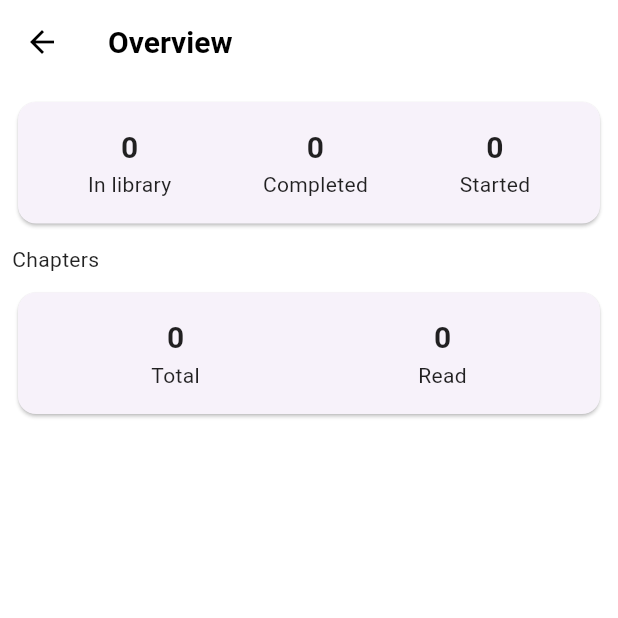
After one commit to BrumaMan/Yamimo, a Flutter app: the More screen opened directly, after a tap on "Overview", on a phone screen of 412 x 824 dp, the top half of it. The commit adds this screen. Run offline on Flutter 3.47's test engine with Material 2 defaults, Android fonts, the light colour scheme and no system bars; our stand-ins replace cached_network_image, flutter_cache_manager, flutter_switch, fluttertoast, hive_flutter, line_icons and 5 more; missing offline and left inert: android_intent_plus, auto_update, bottom_bar_page_transition, date_time_format, filesize, flutter_inappwebview and 3 more; accounts and stored records are empty.

Commit message:
feat: created overview screen with various stats

```diff
--- a/lib/more.dart
+++ b/lib/more.dart
@@ -1,4 +1,5 @@
 import 'package:first_app/about.dart';
+import 'package:first_app/overview.dart';
 import 'package:first_app/settings.dart';
 import 'package:flutter/material.dart';
 import 'package:flutter/cupertino.dart';
@@ -59,6 +60,17 @@ class _MoreState extends State<More> {
           //   thickness: 0.7,
           // ),
           ListTile(
+            title: Text('Overview'),
+            leading: Icon(Icons.bar_chart, color: Colors.blue[400]),
+            onTap: () {
+              Navigator.of(context).push(CupertinoPageRoute(
+                builder: (context) {
+                  return Overview();
+                },
+              ));
+            },
+          ),
+          ListTile(
             title: Text('Settings'),
             leading: Icon(Icons.settings_outlined, color: Colors.blue[400]),
             onTap: () {
--- /dev/null
+++ b/lib/overview.dart
@@ -0,0 +1,165 @@
+import 'package:flutter/material.dart';
+import 'package:hive_flutter/hive_flutter.dart';
+
+class Overview extends StatelessWidget {
+  Overview({super.key});
+
+  Box libraryBox = Hive.box('library');
+  Box chapterBox = Hive.box('chapters');
+  Box chaptersReadBox = Hive.box('chaptersRead');
+
+  int getCompletedCount({bool started = false}) {
+    int completed = 0;
+    int chaptersRead = 0;
+    var currentChapters;
+
+    for (var manga in libraryBox.values) {
+      currentChapters = chaptersReadBox.get(manga['id'], defaultValue: {});
+      currentChapters.forEach((key, value) {
+        value['read'] == true ? chaptersRead++ : null;
+      });
+      if (!started) {
+        chapterBox.get(manga['id']) != 0 &&
+                chapterBox.get(manga['id']) - chaptersRead == 0
+            ? completed++
+            : null;
+      } else {
+        chaptersRead != 0 ? completed++ : null;
+      }
+      chaptersRead = 0;
+    }
+
+    return completed;
+  }
+
+  num getTotalAmount({bool read = false}) {
+    num totalChapters = 0;
+    int chaptersRead = 0;
+
+    if (read) {
+      for (var chapters in chaptersReadBox.values) {
+        chapters.forEach((key, value) {
+          if (key != 'chapter' && key != 'page') {
+            value['read'] == true ? chaptersRead++ : null;
+          }
+          // debugPrint('$key: $value');
+        });
+      }
+
+      return chaptersRead;
+    } else {
+      for (var numChapters in chapterBox.values) {
+        totalChapters += numChapters;
+      }
+
+      return totalChapters;
+    }
+  }
+
+  @override
+  Widget build(BuildContext context) {
+    return Scaffold(
+      appBar: AppBar(
+        title: Text('Overview'),
+      ),
+      body: Padding(
+        padding: const EdgeInsets.all(8.0),
+        child: Column(
+          crossAxisAlignment: CrossAxisAlignment.start,
+          children: [
+            Card(
+              child: Padding(
+                padding: const EdgeInsets.all(16.0),
+                child: Row(
+                  mainAxisAlignment: MainAxisAlignment.spaceAround,
+                  children: [
+                    Column(
+                      mainAxisSize: MainAxisSize.min,
+                      children: [
+                        Text(
+                          libraryBox.length.toString(),
+                          style: TextStyle(
+                              fontWeight: FontWeight.bold, fontSize: 20.0),
+                        ),
+                        Text('In library')
+                      ],
+                    ),
+                    Column(
+                      mainAxisSize: MainAxisSize.min,
+                      children: [
+                        Text(
+                          getCompletedCount().toString(),
+                          style: TextStyle(
+                              fontWeight: FontWeight.bold, fontSize: 20.0),
+                        ),
+                        Text('Completed')
+                      ],
+                    ),
+                    Column(
+                      mainAxisSize: MainAxisSize.min,
+                      children: [
+                        Text(
+                          getCompletedCount(started: true).toString(),
+                          style: TextStyle(
+                              fontWeight: FontWeight.bold, fontSize: 20.0),
+                        ),
+                        Text('Started')
+                      ],
+                    )
+                  ],
+                ),
+              ),
+            ),
+            Padding(
+              padding: const EdgeInsets.only(top: 10.0, bottom: 8.0),
+              child: Text('Chapters'),
+            ),
+            Card(
+              child: Padding(
+                padding: const EdgeInsets.all(16.0),
+                child: Row(
+                  mainAxisAlignment: MainAxisAlignment.spaceAround,
+                  children: [
+                    Column(
+                      mainAxisSize: MainAxisSize.min,
+                      children: [
+                        Text(
+                          getTotalAmount().toString(),
+                          style: TextStyle(
+                              fontWeight: FontWeight.bold, fontSize: 20.0),
+                        ),
+                        Text('Total')
+                      ],
+                    ),
+                    Column(
+                      mainAxisSize: MainAxisSize.min,
+                      children: [
+                        Text(
+                          getTotalAmount(read: true).toString(),
+                          style: TextStyle(
+                              fontWeight: FontWeight.bold, fontSize: 20.0),
+                        ),
+                        Text('Read')
+                      ],
+                    ),
+                    // Column(
+                    //   mainAxisSize: MainAxisSize.min,
+                    //   children: [
+                    //     Text(
+                    //       getCompletedCount(started: true).toString(),
+                    //       style: TextStyle(
+                    //           fontWeight: FontWeight.bold, fontSize: 20.0),
+                    //     ),
+                    //     Text('Started')
+                    //   ],
+                    // )
+                  ],
+                ),
+              ),
+            ),
+          ],
+        ),
+      ),
+    );
+  }
+}
```
